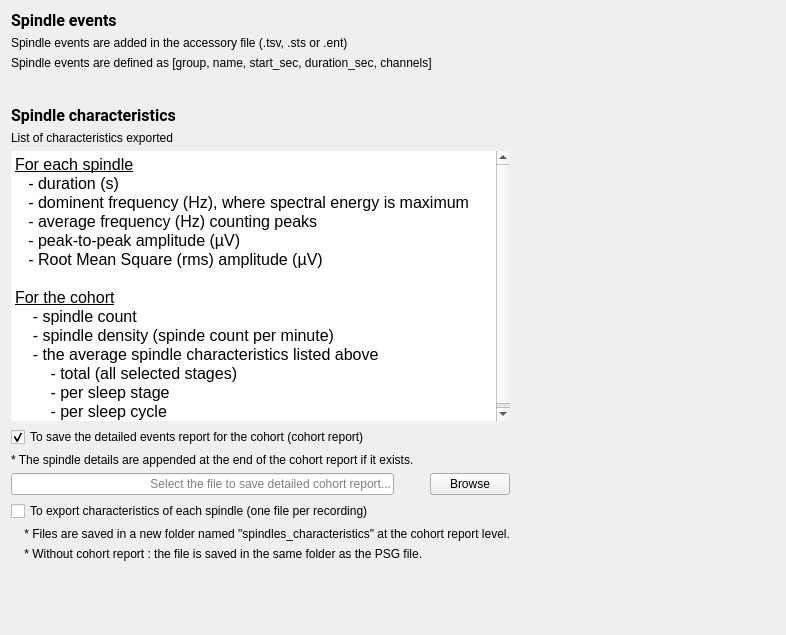
Old version of the form tools/CEAMSTools/SpindleDetectionMartin/OutputFilesStep/Ui_OutputFilesStep.ui in the repository SnoozToolbox/snooz-package-ceams.
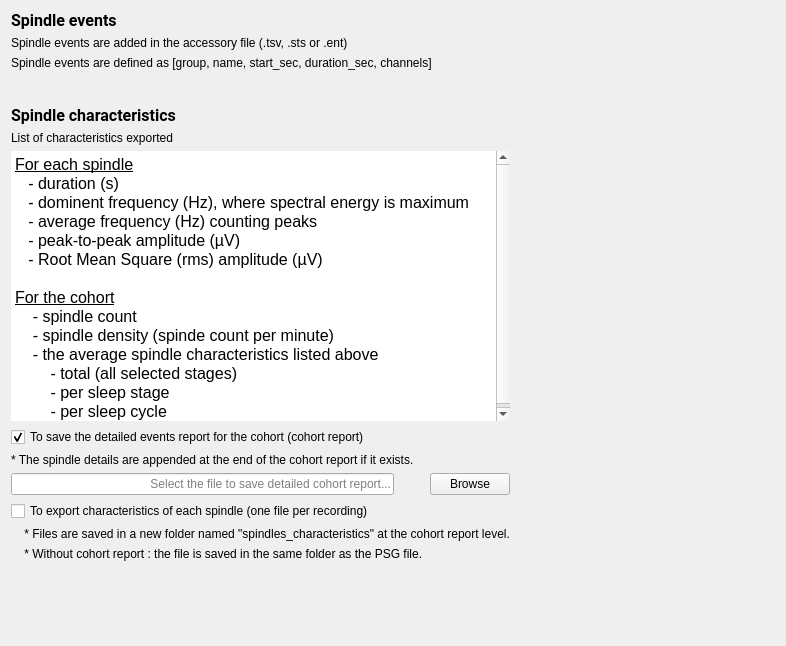
New version of the form.

Diff of the .ui file:
```diff
--- a/tools/CEAMSTools/SpindleDetectionMartin/OutputFilesStep/Ui_OutputFilesStep.ui
+++ b/tools/CEAMSTools/SpindleDetectionMartin/OutputFilesStep/Ui_OutputFilesStep.ui
@@ -7,7 +7,7 @@
     <x>0</x>
     <y>0</y>
     <width>786</width>
-    <height>635</height>
+    <height>646</height>
    </rect>
   </property>
   <property name="windowTitle">
```
Left out of the diff: 3 changed lines with no effect on the pictures.
